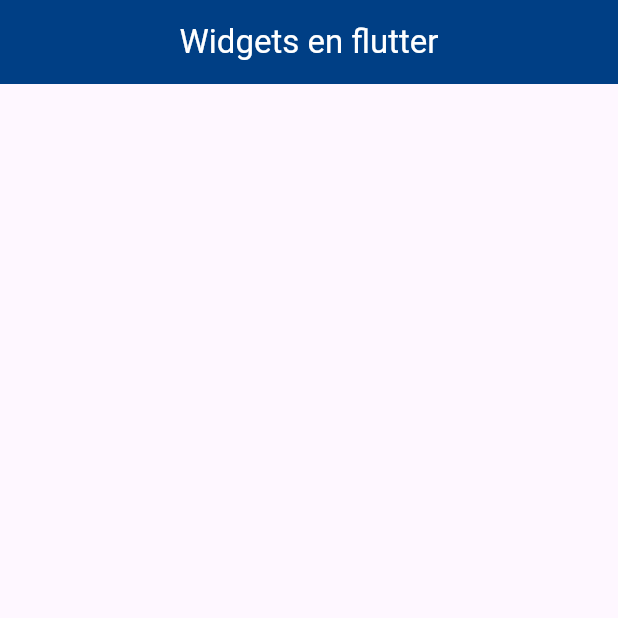
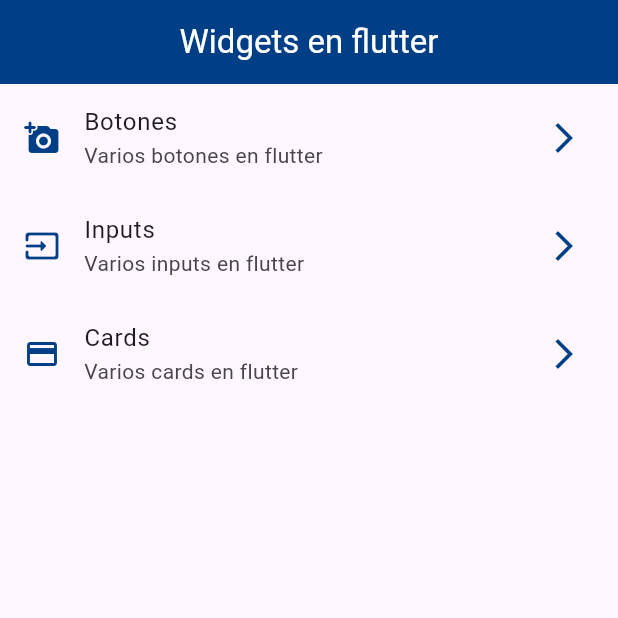
Before and after one commit to fswebcoder/gitgets_app, a Flutter app: the screen it shows after launch, on a phone screen of 412 x 824 dp, the top half of it. Run offline on Flutter 3.47's test engine with Material 3 defaults, Android fonts, the phone set to English and light mode, and no system bars.

Commit message:
Implementacion home screen

```diff
--- a/lib/config/menu/menu_item.dart
+++ b/lib/config/menu/menu_item.dart
@@ -15,13 +15,13 @@ const appMenuItem = <MenuItem> [
       title: 'Botones',
       subTitle: 'Varios botones en flutter',
       link: '/buttons',
-      icon: Icons.ac_unit
+      icon: Icons.add_a_photo_rounded
     ),
     MenuItem(
       title: 'Inputs',
       subTitle: 'Varios inputs en flutter',
       link: '/inputs',
-      icon: Icons.ac_unit
+      icon: Icons.input_rounded
     ),
     MenuItem(
       title: 'Cards',
--- a/lib/presentation/screens/home/home_screen.dart
+++ b/lib/presentation/screens/home/home_screen.dart
@@ -1,4 +1,6 @@
 import 'package:flutter/material.dart';
+import 'package:widgets_app/config/app_colors.dart';
+import 'package:widgets_app/config/menu/menu_item.dart';
 
 class HomeScreen extends StatelessWidget {
   const HomeScreen({super.key});
@@ -12,6 +14,45 @@ class HomeScreen extends StatelessWidget {
         title: const Text('Widgets en flutter',
             style: TextStyle(color: Colors.white)),
       ),
+      body: _HomeView(),
     );
   }
 }
+
+class _HomeView extends StatelessWidget {
+
+
+  @override
+  Widget build(BuildContext context) {
+    return ListView.builder(
+      physics: const  BouncingScrollPhysics(),
+      itemCount: appMenuItem.length,
+      itemBuilder: (context, index) {
+        final menuItem = appMenuItem[index];
+         return _CustomLisTile(menuItem: menuItem);
+      });
+  }
+}
+
+class _CustomLisTile extends StatelessWidget {
+
+  final MenuItem menuItem;
+
+  const _CustomLisTile({
+     required this.menuItem,
+  });
+
+  @override
+  Widget build(BuildContext context) {
+
+    return ListTile(
+     title: Text(menuItem.title),
+     subtitle: Text(menuItem.subTitle),
+     leading: Icon(menuItem.icon, color:AppColors.primaryColor),
+     trailing: const Icon(Icons.arrow_forward_ios, color:AppColors.primaryColor),
+     onTap: () {
+      // Navigator.pushNamed(context, menuItem.link);
+     },
+    );
+  }
+}
```
